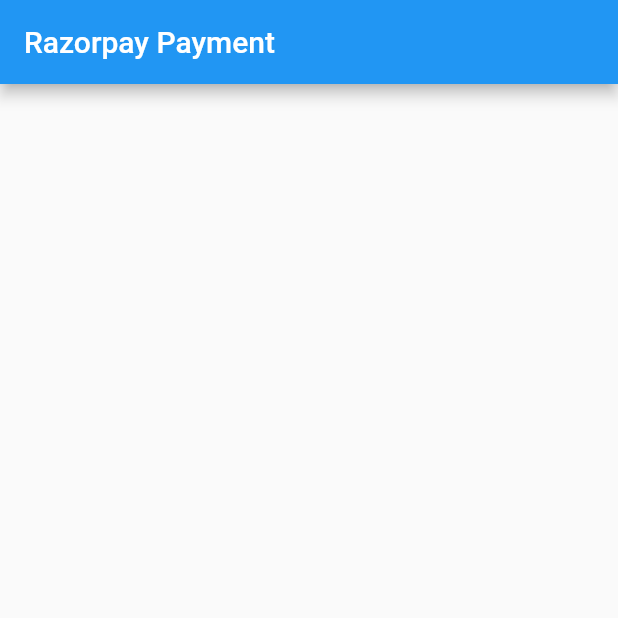
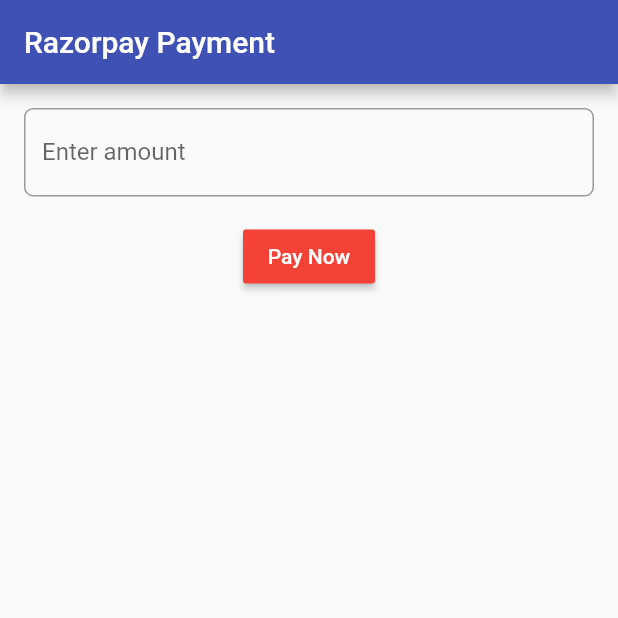
Before and after one commit to champ96k/Flutter-Razorpay-Payment-Integrate-, a Flutter app: the screen it shows after launch, on a phone screen of 412 x 824 dp, the top half of it. Run offline on Flutter 3.47's test engine with Material 2 defaults, Android fonts, the phone set to English and light mode, and no system bars; our stand-ins replace fluttertoast; missing offline and left inert: razorpay_flutter.

Commit message:
final commit

```diff
--- a/lib/UI/HomeScreen.dart
+++ b/lib/UI/HomeScreen.dart
@@ -1,4 +1,6 @@
 import 'package:flutter/material.dart';
+import 'package:razorpay_flutter/razorpay_flutter.dart';
+import 'package:fluttertoast/fluttertoast.dart';
 
 class HomeScreen extends StatefulWidget {
   @override
@@ -6,11 +8,134 @@
 }
 
 class _HomeScreenState extends State<HomeScreen> {
+  Razorpay razorpay;
+
+  TextEditingController _amountController = TextEditingController();
+
+  @override
+  void initState() {
+    super.initState();
+    razorpay = Razorpay();
+    razorpay.on(Razorpay.EVENT_PAYMENT_SUCCESS, _handlePaymentSuccess);
+    razorpay.on(Razorpay.EVENT_PAYMENT_ERROR, _handlePaymentError);
+    razorpay.on(Razorpay.EVENT_EXTERNAL_WALLET, _handleExternalWallet);
+  }
+
+  @override
+  void dispose() {
+    super.dispose();
+    razorpay.clear();
+  }
+
+  void checkOption() {
+    var options = {
+      "key": "rzp_test_Mw2gPeWBSCWUCR", // enter razorpay key here
+      "amount": num.parse(_amountController.text) * 100,
+      'name': "Tushar Nikam",
+      'description': "to buy cup Of Tea for champ ",
+      'prefill': {
+        "contact": '',
+        "email": '',
+      },
+      'external': {
+        "wallets": ['payment'],
+      },
+    };
+
+    try {
+      razorpay.open(options);
+    } catch (e) {
+      print(e.toString());
+    }
+  }
+
+  void _handlePaymentSuccess(PaymentSuccessResponse response) {
+    // Do something when payment succeeds
+    Fluttertoast.showToast(
+        msg: "Payment Success",
+        toastLength: Toast.LENGTH_SHORT,
+        gravity: ToastGravity.CENTER,
+        timeInSecForIosWeb: 3,
+        backgroundColor: Colors.green,
+        textColor: Colors.white,
+        fontSize: 16.0);
+  }
+
+  void _handlePaymentError(PaymentFailureResponse response) {
+    // Do something when payment fails
+    Fluttertoast.showToast(
+        msg: "Payment Error",
+        toastLength: Toast.LENGTH_SHORT,
+        gravity: ToastGravity.CENTER,
+        timeInSecForIosWeb: 3,
+        backgroundColor: Colors.red,
+        textColor: Colors.white,
+        fontSize: 16.0);
+  }
+
+  void _handleExternalWallet(ExternalWalletResponse response) {
+    // Do something when an external wallet was selected
+    Fluttertoast.showToast(
+        msg: "External Wallet",
+        toastLength: Toast.LENGTH_SHORT,
+        gravity: ToastGravity.CENTER,
+        timeInSecForIosWeb: 3,
+        backgroundColor: Colors.indigo,
+        textColor: Colors.white,
+        fontSize: 16.0);
+  }
+
   @override
   Widget build(BuildContext context) {
     return Scaffold(
       appBar: AppBar(
         title: Text("Razorpay Payment"),
+        backgroundColor: Colors.indigo,
+      ),
+      body: Padding(
+        padding: const EdgeInsets.symmetric(horizontal: 16.0),
+        child: Column(
+          mainAxisAlignment: MainAxisAlignment.start,
+          children: [
+
+            SizedBox(
+              height: 16.0,
+            ),
+
+
+            //Amount Text Field
+            TextField(
+              textAlign: TextAlign.center,
+                    controller: _amountController,
+                    keyboardType: TextInputType.numberWithOptions(
+                      signed: true,
+                    ),
+                    decoration: InputDecoration(
+                      labelText: "Enter amount",
+                      border: OutlineInputBorder(
+                        borderRadius: BorderRadius.circular(6.0)
+                      )
+                    )
+                  ),
+
+            SizedBox(
+              height: 16.0,
+            ),
+
+            //Pay Button
+            RaisedButton(
+              onPressed: () {
+                checkOption();
+                _amountController.clear();
+              },
+              color: Colors.red,
+              child: Text(
+                "Pay Now",
+                style: TextStyle(color: Colors.white),
+              ),
+            ),
+          ],
+        ),
       ),
     );
   }
--- a/pubspec.yaml
+++ b/pubspec.yaml
@@ -28,6 +28,8 @@
   # The following adds the Cupertino Icons font to your application.
   # Use with the CupertinoIcons class for iOS style icons.
   cupertino_icons: ^0.1.3
+  razorpay_flutter: ^1.1.4
+  fluttertoast: ^4.0.0
 
 dev_dependencies:
   flutter_test:
```
Also changed, not shown: pubspec.lock, 1 other file.
